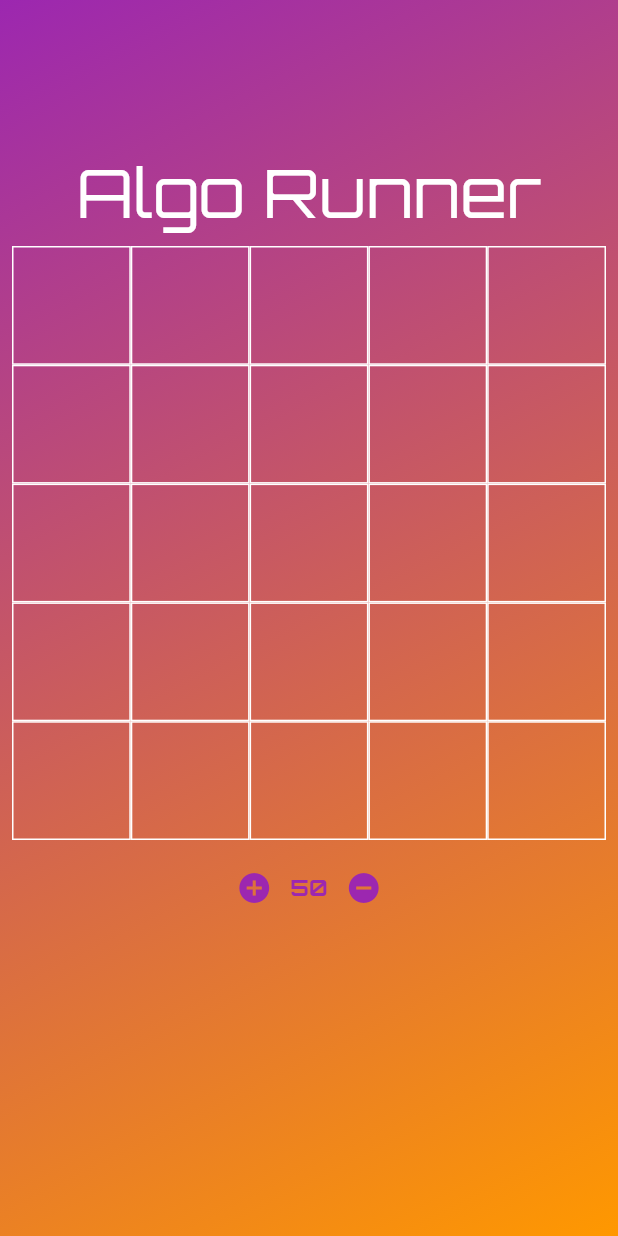
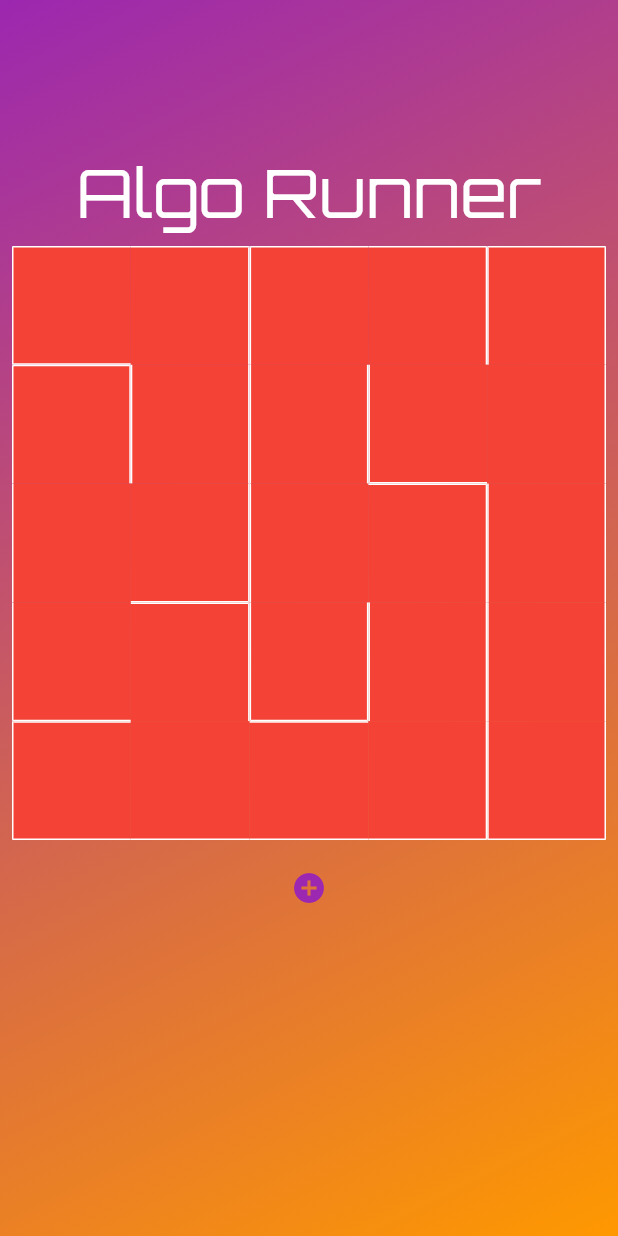
Before and after one commit to WaseekSenju/maze_flutter, a Flutter app: the screen it shows after launch, on a phone screen of 412 x 824 dp. Run offline on Flutter 3.47's test engine with Material 2 defaults, Android fonts, the phone set to English and light mode, and no system bars; our stand-ins replace equatable, google_fonts.

Commit message:
Dfs Implemented

```diff
--- a/lib/Models/cell.dart
+++ b/lib/Models/cell.dart
@@ -1,10 +1,12 @@
+import 'package:flutter/material.dart';
+
 ///Cell
 ///
 ///Holds a position in the maze.
 ///Have `walls` and a [col][row] position
 class Cell {
   ///Default constructor
-  Cell(this.col, this.row);
+  Cell(this.row, this.col);
 
   ///Bottom wall
   bool bottomWall = true;
@@ -21,6 +23,7 @@ class Cell {
   ///The player has been passed in this cell?
   bool visited = false;
 
+
   ///Column position
   int col;
 
--- a/lib/maze_painter.dart
+++ b/lib/maze_painter.dart
@@ -37,8 +37,6 @@ class MazePainter {
     this.wallColor = Colors.black,
     this.wallThickness = 4.0,
   }) {
-
-
     _checkpoints = List.from(checkpointsImages);
     _checkpointsPositions = _checkpoints
         .map((i) => ItemPosition(
@@ -89,7 +87,6 @@ class MazePainter {
   ///Randomizer for positions and walls distribution
   final Random _randomizer = Random();
 
-
   ///This method initialize the maze by randomizing what wall will be disable
   void _createMaze() {
     var stack = Stack<Cell>();
@@ -97,7 +94,7 @@ class MazePainter {
     Cell? next;
 
     cells =
-        List.generate(columns, (c) => List.generate(rows, (r) => Cell(c, r)));
+        List.generate(rows, (r) => List.generate(columns, (c) => Cell(r, c)));
 
     _player = cells.first.first;
     _exit = cells.last.last;
@@ -118,46 +115,114 @@ class MazePainter {
 
     for (var i = 0; i < cells.length; i++) {
       for (var j = 0; j < cells[i].length; j++) {
-        cellList.add(cells[j][i]);
+        cellList.add(cells[i][j]);
+        // dev.log(
+        //   '(${cells[i][j].row},${cells[i][j].col})',
+        // );
+        // dev.log(
+        //   'N:${cells[i][j].topWall},W:${cells[i][j].leftWall},S:${cells[i][j].bottomWall},E:${cells[i][j].rightWall}',
+        // );
+      }
+    }
+    //depthFirstSearch();
+  }
+
+  void depthFirstSearch() {
+    var stack = Stack<Cell>();
+    stack.push(cells.first.first);
+
+    //making all cells unvisited for DFS
+    for (var rows in cells) {
+      for (var cell in rows) {
+        cell.visited = false;
+      }
+    }
+
+
+    while (cells.last.last.visited != true) {
+      Cell current = stack.pop();
+      //-------Bottom
+      if (current.bottomWall == false &&
+          !cells[current.row + 1][current.col].visited) {
+        stack.push(cells[current.row + 1][current.col]);
+        cells[current.row + 1][current.col].visited = true;
         dev.log(
-          '(${cells[i][j].row},${cells[i][j].col})',
+          '(${current.row},${current.col})',
         );
         dev.log(
-          'N:${cells[i][j].topWall},W:${cells[i][j].leftWall},S:${cells[i][j].bottomWall},E:${cells[i][j].rightWall}',
+          'N:${current.topWall},W:${current.leftWall},S:${current.bottomWall},E:${current.rightWall}',
         );
       }
+      //-------Right
+      else if (current.rightWall == false &&
+          !cells[current.row][current.col + 1].visited) {
+        stack.push(cells[current.row][current.col + 1]);
+        cells[current.row][current.col + 1].visited = true;
+        dev.log(
+          '(${current.row},${current.col})',
+        );
+        dev.log(
+          'N:${current.topWall},W:${current.leftWall},S:${current.bottomWall},E:${current.rightWall}',
+        );
+      }
+      //-------Top
+      else if (current.topWall == false &&
+          !cells[current.row - 1][current.col].visited) {
+        stack.push(cells[current.row - 1][current.col]);
+        cells[current.row - 1][current.col].visited = true;
+        dev.log(
+          '(${current.row},${current.col})',
+        );
+        dev.log(
+          'N:${current.topWall},W:${current.leftWall},S:${current.bottomWall},E:${current.rightWall}',
+        );
+      }
+      //-------Left
+      else if (current.leftWall == false &&
+          !cells[current.row][current.col - 1].visited) {
+        stack.push(cells[current.row][current.col - 1]);
+        cells[current.row][current.col - 1].visited = true;
+        dev.log(
+          '(${current.row},${current.col})',
+        );
+        dev.log(
+          'N:${current.topWall},W:${current.leftWall},S:${current.bottomWall},E:${current.rightWall}',
+        );
+      }
+
+
     }
+
   }
-
 
   Cell? _getNext(Cell cell) {
     var neighbours = <Cell>[];
 
     //left
     if (cell.col > 0) {
-      if (!cells[cell.col - 1][cell.row].visited) {
-        neighbours.add(cells[cell.col - 1][cell.row]);
+      if (!cells[cell.row][cell.col - 1].visited) {
+        neighbours.add(cells[cell.row][cell.col - 1]);
       }
     }
 
     //right
     if (cell.col < columns - 1) {
-      if (!cells[cell.col + 1][cell.row].visited) {
-        neighbours.add(cells[cell.col + 1][cell.row]);
+      if (!cells[cell.row][cell.col + 1].visited) {
+        neighbours.add(cells[cell.row][cell.col + 1]);
       }
     }
 
     //Top
     if (cell.row > 0) {
-      if (!cells[cell.col][cell.row - 1].visited) {
-        neighbours.add(cells[cell.col][cell.row - 1]);
+      if (!cells[cell.row - 1][cell.col].visited) {
+        neighbours.add(cells[cell.row - 1][cell.col]);
       }
     }
 
     //Bottom
     if (cell.row < rows - 1) {
-      if (!cells[cell.col][cell.row + 1].visited) {
-        neighbours.add(cells[cell.col][cell.row + 1]);
+      if (!cells[cell.row + 1][cell.col].visited) {
+        neighbours.add(cells[cell.row + 1][cell.col]);
       }
     }
     if (neighbours.isNotEmpty) {
--- a/lib/maze_widget.dart
+++ b/lib/maze_widget.dart
@@ -8,6 +8,7 @@ import 'package:http/http.dart' as http;
 import 'maze_painter.dart';
 import 'models/item.dart';
 import 'package:google_fonts/google_fonts.dart';
+import 'dart:developer' as dev;
 
 ///Maze
 ///
@@ -160,6 +161,12 @@ class _MazeState extends State<Maze> {
                             _mazePainter.cells.first.length,
                         itemBuilder: (BuildContext context, int index) {
                           var cell = _mazePainter.cellList.elementAt(index);
+                          // dev.log(
+                          //   '(${cell.row},${cell.col})',
+                          // );
+                          // dev.log(
+                          //   'N:${cell.topWall},W:${cell.leftWall},S:${cell.bottomWall},E:${cell.rightWall}',
+                          // );
 
                           // var cell = _mazePainter.cells
                           //     .elementAt(row)
@@ -167,21 +174,21 @@ class _MazeState extends State<Maze> {
 
                           return Container(
                             decoration: BoxDecoration(
-                              color: Colors.transparent,
-                              border:
-                              Border(
-                                bottom:  border ,
-                                right:  border ,
-                                top: border ,
-                                left:  border ,
+                              color: cell.visited
+                                  ? Colors.red
+                                  : Colors.transparent,
+                              border: Border(
+                                bottom: cell.bottomWall ? border : noBorder,
+                                right: cell.rightWall ? border : noBorder,
+                                top: cell.topWall ? border : noBorder,
+                                left: cell.leftWall ? border : noBorder,
                               ),
 
-
                               // Border(
-                              //   bottom: cell.bottomWall ? border : noBorder,
-                              //   right: cell.rightWall ? border : noBorder,
-                              //   top: cell.topWall ? border : noBorder,
-                              //   left: cell.leftWall ? border : noBorder,
+                              //   bottom:  border ,
+                              //   right:  border ,
+                              //   top: border ,
+                              //   left:  border ,
                               // ),
                             ),
                             height: 1,
@@ -203,38 +210,51 @@ class _MazeState extends State<Maze> {
                           );
                         }),
                   ),
-                  Row(
-                    mainAxisAlignment: MainAxisAlignment.center,
-                    children: [
+
                   IconButton(
                     onPressed: () {
                       setState(() {
-                              crossAxixCount++;
+                        _mazePainter.depthFirstSearch();
                       });
                     },
                     icon: const Icon(
                       Icons.add_circle,
                       color: Colors.purple,
-                          )),
-                      Text(
-                        '$crossAxixCount',
-                        style: GoogleFonts.orbitron(
-                          fontWeight: FontWeight.bold,
-                          color: Colors.purple,
-                          fontSize: 15,
                     ),
                   ),
-                      IconButton(
-                        onPressed: () {
-                          setState(() {
-                            crossAxixCount--;
-                          });
-                        },
-                        icon: const Icon(Icons.remove_circle),
-                        color: Colors.purple,
-                      ),
-                    ],
-                  ),
+
+                  // Row(
+                  //   mainAxisAlignment: MainAxisAlignment.center,
+                  //   children: [
+                  //     IconButton(
+                  //         onPressed: () {
+                  //           setState(() {
+                  //             crossAxixCount++;
+                  //           });
+                  //         },
+                  //         icon: const Icon(
+                  //           Icons.add_circle,
+                  //           color: Colors.purple,
+                  //         )),
+                  //     Text(
+                  //       '$crossAxixCount',
+                  //       style: GoogleFonts.orbitron(
+                  //         fontWeight: FontWeight.bold,
+                  //         color: Colors.purple,
+                  //         fontSize: 15,
+                  //       ),
+                  //     ),
+                  //     IconButton(
+                  //       onPressed: () {
+                  //         setState(() {
+                  //           crossAxixCount--;
+                  //         });
+                  //       },
+                  //       icon: const Icon(Icons.remove_circle),
+                  //       color: Colors.purple,
+                  //     ),
+                  //   ],
+                  // ),
                 ],
               ),
             ),
```
Lines whose indentation alone changed are shown as unchanged.
